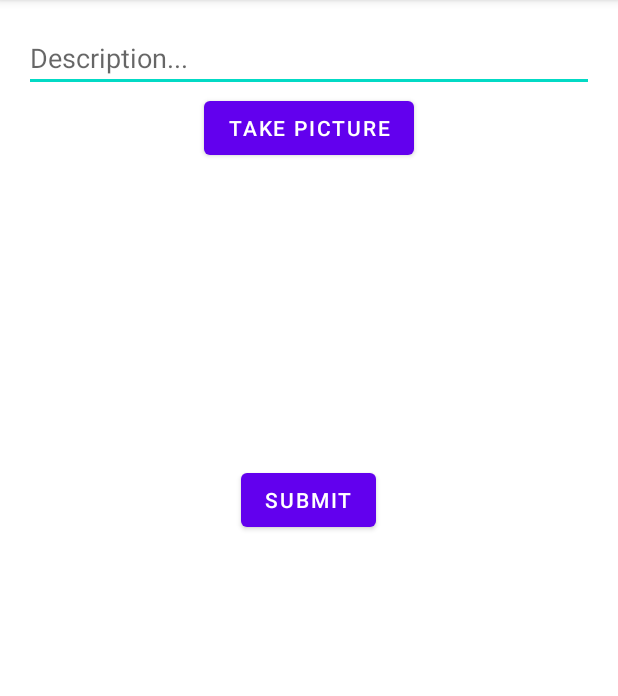
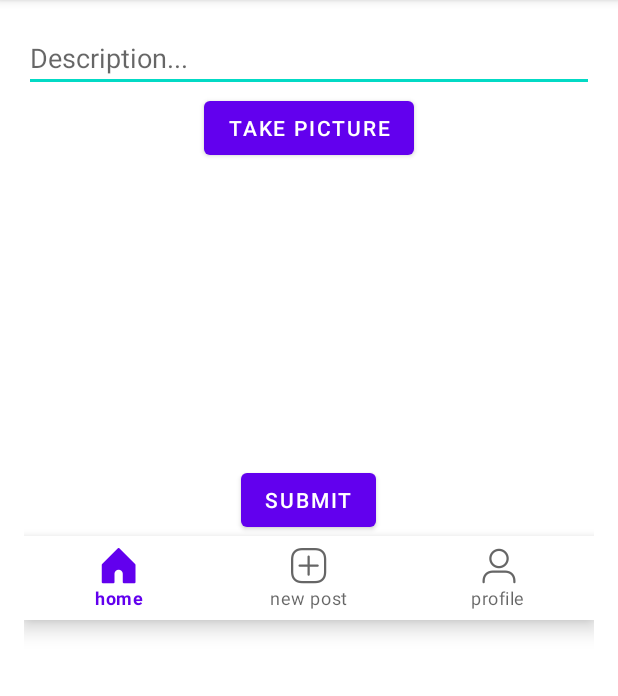
Before and after one commit to WhitneyDeng/Parstagram, an Android app: the ComposeActivity screen opened directly, with no data from a screen before it, on a phone screen of 412 x 824 dp, the part 84-780 px from its top. Run offline under Robolectric (Android 15) with nearby library versions, the phone set to English and light mode, and no system bars; libraries missing offline, so code that uses them is left out: com.parse.

Commit message:
Bottom Navigation in progress: added + configured bottom nav bar UI

```diff
--- a/app/src/main/AndroidManifest.xml
+++ b/app/src/main/AndroidManifest.xml
@@ -36,7 +36,7 @@
                 <category android:name="android.intent.category.LAUNCHER" />
             </intent-filter>
         </activity>
-        <activity android:name=".activities.CreatePostActivity" />
+        <activity android:name=".activities.ComposeActivity" />
         <activity
             android:name=".activities.FeedActivity"
             android:exported="false" />
--- a/app/src/main/java/com/example/parstagram/activities/CreatePostActivity.java
+++ b/app/src/main/java/com/example/parstagram/activities/ComposeActivity.java
@@ -2,7 +2,6 @@ package com.example.parstagram.activities;
 
 import androidx.annotation.Nullable;
 import androidx.appcompat.app.AppCompatActivity;
-import androidx.core.app.ActivityCompat;
 import androidx.core.content.FileProvider;
 
 import android.content.Intent;
@@ -23,17 +22,14 @@ import android.widget.Toast;
 
 import com.example.parstagram.R;
 import com.example.parstagram.model.Post;
-import com.parse.FindCallback;
 import com.parse.ParseException;
 import com.parse.ParseFile;
-import com.parse.ParseQuery;
 import com.parse.ParseUser;
 import com.parse.SaveCallback;
 
 import java.io.File;
-import java.util.List;
 
-public class CreatePostActivity extends AppCompatActivity {
+public class ComposeActivity extends AppCompatActivity {
   public static final String TAG = "MainActivity";
   public final static int CAPTURE_IMAGE_ACTIVITY_REQUEST_CODE = 1034; // note: can be any arbitrary number
   public String photoFileName = "photo.jpg";
@@ -67,11 +63,11 @@ public class CreatePostActivity extends AppCompatActivity {
       public void onClick(View v) {
         String description = etDescription.getText().toString();
         if (description.isEmpty()) {
-          Toast.makeText(CreatePostActivity.this, "error: description cannot be empty", Toast.LENGTH_SHORT).show(); //todo: change to Snackbar
+          Toast.makeText(ComposeActivity.this, "error: description cannot be empty", Toast.LENGTH_SHORT).show(); //todo: change to Snackbar
           return;
         }
         if (photoFile == null || ivPostImage.getDrawable() == null) {
-          Toast.makeText(CreatePostActivity.this, "error: image cannot be empty", Toast.LENGTH_SHORT).show(); //todo: change to Snackbar
+          Toast.makeText(ComposeActivity.this, "error: image cannot be empty", Toast.LENGTH_SHORT).show(); //todo: change to Snackbar
           return;
         }
         ParseUser currentUser = ParseUser.getCurrentUser();
@@ -89,7 +85,7 @@ public class CreatePostActivity extends AppCompatActivity {
     // wrap File object (representing camera) into a content provider
     // required for API >= 24
     // See https://guides.codepath.com/android/Sharing-Content-with-Intents#sharing-files-with-api-24-or-higher
-    Uri fileProvider = FileProvider.getUriForFile(CreatePostActivity.this, "com.codepath.fileprovider", photoFile); // note: make sure authority match android:authorities="com.codepath.fileprovider" in AndroidManifest
+    Uri fileProvider = FileProvider.getUriForFile(ComposeActivity.this, "com.codepath.fileprovider", photoFile); // note: make sure authority match android:authorities="com.codepath.fileprovider" in AndroidManifest
     intent.putExtra(MediaStore.EXTRA_OUTPUT, fileProvider);
 
     // If you call startActivityForResult() using an intent that no app can handle, your app will crash.
@@ -154,7 +150,7 @@ public class CreatePostActivity extends AppCompatActivity {
         // error with pushing to databse
         if (e != null) {
           Log.e(TAG, "error while saving post", e);
-          Toast.makeText(CreatePostActivity.this, "error while saving post", Toast.LENGTH_SHORT).show();
+          Toast.makeText(ComposeActivity.this, "error while saving post", Toast.LENGTH_SHORT).show();
           return; //note: not in tutorial (remove this line to clear interface even on failure to save post)
         }
         Log.i(TAG, "post saved successfully");
@@ -190,7 +186,7 @@ public class CreatePostActivity extends AppCompatActivity {
         goFeedActivity();
         break;
       default:
-        Toast.makeText(CreatePostActivity.this, "error: menu itme not recognised", Toast.LENGTH_SHORT).show();
+        Toast.makeText(ComposeActivity.this, "error: menu itme not recognised", Toast.LENGTH_SHORT).show();
     }
     return super.onOptionsItemSelected(item);
   }
--- a/app/src/main/java/com/example/parstagram/activities/LoginActivity.java
+++ b/app/src/main/java/com/example/parstagram/activities/LoginActivity.java
@@ -110,7 +110,7 @@ public class LoginActivity extends AppCompatActivity {
 
   // navigate to MainActivity
   private void goMainActivity() {
-    Intent i = new Intent(this, CreatePostActivity.class);
+    Intent i = new Intent(this, ComposeActivity.class);
     startActivity(i);
 
     // remove LoginActivity from back stack
--- /dev/null
+++ b/app/src/main/res/drawable-v24/bottom_nav_home_selector.xml
@@ -0,0 +1,7 @@
+<?xml version="1.0" encoding="utf-8"?>
+<selector xmlns:android="http://schemas.android.com/apk/res/android">
+    <item android:drawable="@drawable/instagram_home_filled_24" android:state_checked="true"
+        android:title="home" />
+    <item android:drawable="@drawable/instagram_home_outline_24" android:state_checked="false"
+        android:title="home" />
+</selector>
--- /dev/null
+++ b/app/src/main/res/drawable/bottom_nav_compose_selector.xml
@@ -0,0 +1,7 @@
+<?xml version="1.0" encoding="utf-8"?>
+<selector xmlns:android="http://schemas.android.com/apk/res/android">
+    <item android:drawable="@drawable/instagram_new_post_filled_24" android:state_checked="true"
+        android:title="create post" />
+    <item android:drawable="@drawable/instagram_new_post_outline_24" android:state_checked="false"
+        android:title="create post" />
+</selector>
--- /dev/null
+++ b/app/src/main/res/drawable/bottom_nav_profile_selector.xml
@@ -0,0 +1,7 @@
+<?xml version="1.0" encoding="utf-8"?>
+<selector xmlns:android="http://schemas.android.com/apk/res/android">
+    <item android:drawable="@drawable/instagram_user_filled_24" android:state_checked="true"
+        android:title="profile" />
+    <item android:drawable="@drawable/instagram_user_outline_24" android:state_checked="false"
+        android:title="profile" />
+</selector>
--- a/app/src/main/res/layout/activity_main.xml
+++ b/app/src/main/res/layout/activity_main.xml
@@ -5,7 +5,7 @@
     android:layout_width="match_parent"
     android:layout_height="match_parent"
     android:orientation="vertical"
-    tools:context=".activities.CreatePostActivity"
+    tools:context=".activities.ComposeActivity"
     android:layout_margin="16dp"
     android:gravity="center_horizontal">
     <!--    centre elements in linear layout: https://www.tutorialkart.com/kotlin-android/kotlin-android-linearlayout-center-align/-->
@@ -35,4 +35,11 @@
         android:layout_width="wrap_content"
         android:layout_height="wrap_content"
         android:text="Submit" />
+
+    <com.google.android.material.bottomnavigation.BottomNavigationView
+        android:id="@+id/bottom_navigation"
+        android:layout_width="match_parent"
+        android:layout_height="wrap_content"
+        android:layout_alignParentBottom="true"
+        app:menu="@menu/menu_bottom_navigation" />
 </LinearLayout>
--- /dev/null
+++ b/app/src/main/res/menu/menu_bottom_navigation.xml
@@ -0,0 +1,22 @@
+<?xml version="1.0" encoding="utf-8"?>
+<menu xmlns:android="http://schemas.android.com/apk/res/android"
+    xmlns:app="http://schemas.android.com/apk/res-auto">
+    <item
+        android:id="@+id/action_home"
+        android:enabled="true"
+        android:icon="@drawable/bottom_nav_home_selector"
+        android:title="@string/bottom_nav_home"
+        app:showAsAction="always" />
+    <item
+        android:id="@+id/action_compose"
+        android:enabled="true"
+        android:icon="@drawable/bottom_nav_compose_selector"
+        android:title="@string/bottom_nav_new_post"
+        app:showAsAction="always" />
+    <item
+        android:id="@+id/action_profile"
+        android:enabled="true"
+        android:icon="@drawable/bottom_nav_profile_selector"
+        android:title="@string/bottom_nav_profile"
+        app:showAsAction="always" />
+</menu>
--- a/app/src/main/res/values/strings.xml
+++ b/app/src/main/res/values/strings.xml
@@ -5,5 +5,8 @@
     <!-- Paste BOTH strings as required -->
     <string name="back4app_app_id">6RnGHwzgtrpaxaT57tN9dRxkdjRAaDFk9ogeWMTF</string>
     <string name="back4app_client_key">3F9AMC61CeZqrxstWQxrbNreSLPur6guAvrWt20h</string>
+    <string name="bottom_nav_home">home</string>
+    <string name="bottom_nav_new_post">new post</string>
+    <string name="bottom_nav_profile">profile</string>
 
 </resources>
```
Also changed, not shown: app/src/main/bottom_nav_home-playstore.png (added), app/src/main/res/drawable-v24/instagram_home_filled_24.png (added), app/src/main/res/drawable-v24/instagram_home_outline_24.png (added), app/src/main/res/drawable-v24/instagram_new_post_filled_24.png (added), app/src/main/res/drawable-v24/instagram_new_post_outline_24.png (added), app/src/main/res/drawable-v24/instagram_user_filled_24.png (added), app/src/main/res/drawable-v24/instagram_user_outline_24.png (added).
